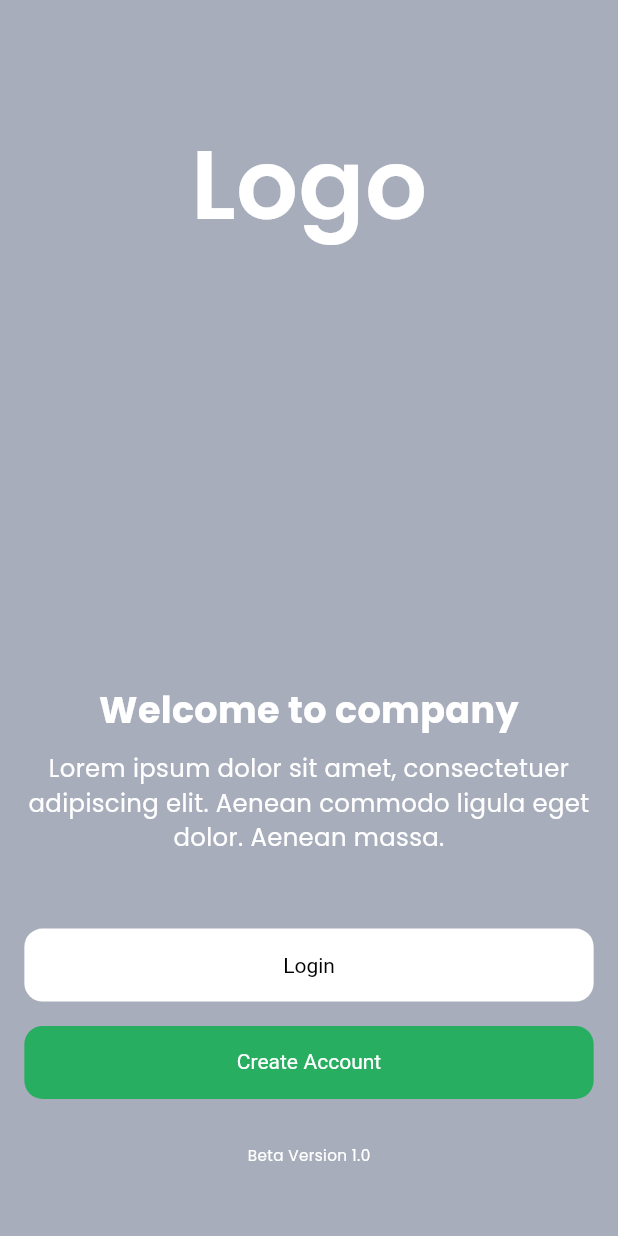
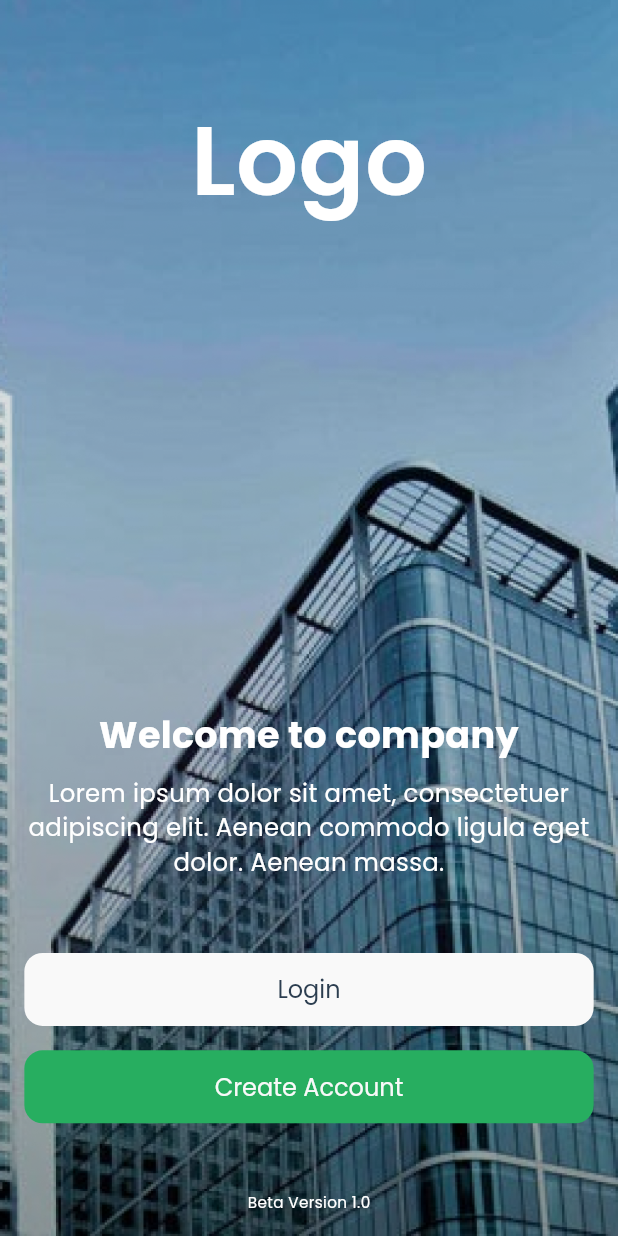
Before and after one commit to Eleaus-Hossain-Evan/techanalyticatest, a Flutter app: the screen it shows after launch, on a phone screen of 412 x 824 dp. Run offline on Flutter 3.47's test engine with Material 3 defaults, Android fonts, the phone set to English and light mode, and no system bars; our stand-ins replace bot_toast, flutter_hooks, flutter_riverpod, flutter_screenutil, flutter_svg, go_router and 3 more; missing offline and left inert: flex_seed_scheme; generated files the repository leaves out were written again.

Commit message:
Add VersionText widget to display app version information
- Created a new widget `VersionText` that displays the text "Beta Version 1.0".
- Utilized `ConsumerWidget` from Riverpod for state management.
- Integrated `flutter_screenutil` for responsive design.
- The widget is designed to be centered within a fixed height of 44 logical pixels.

```diff
--- a/lib/core/theme/app_colors.dart
+++ b/lib/core/theme/app_colors.dart
@@ -1,82 +1,41 @@
 import 'package:flutter/material.dart';
 
-/// App Color Palette
-/// Based on Figma Design Analysis from PRD
 class AppColors {
-  // Private constructor to prevent instantiation
   AppColors._();
 
-  // Primary Colors
-  /// Dark blue-gray for headers and primary elements
   static const Color primary = Color(0xFF2E3A59);
-
-  /// Blue for login buttons and active states
   static const Color secondary = Color(0xFF4A90E2);
-
-  // Status Colors
-  /// Green for create account and completed trips
   static const Color success = Color(0xFF27AE60);
-
-  /// Orange for pending/scheduled states
   static const Color warning = Color(0xFFF39C12);
-
-  /// Red for error messages and cancelled trips
   static const Color error = Color(0xFFE74C3C);
 
-  // Background Colors
-  /// White background
-  static const Color backgroundWhite = Color(0xFFFFFFFF);
+  static const Color white = Color(0xFFFFFFFF);
+  static const Color white50 = Color(0xFFF9F9F9);
+  static const Color black = Color(0xFF000000);
 
-  /// Light gray background
+  static const Color primary50 = Color(0xFFFEE8E7);
+
   static const Color backgroundLight = Color(0xFFF8F9FA);
 
-  /// Black background
-  static const Color backgroundBlack = Color(0xFF000000);
-
-  // Text Colors
-  /// Dark text color
   static const Color textDark = Color(0xFF2C3E50);
-
-  /// Gray text color for secondary content
   static const Color textGray = Color(0xFF7F8C8D);
 
-  /// White text color
-  static const Color textWhite = Color(0xFFFFFFFF);
-
-  /// Black text color
-  static const Color textBlack = Color(0xFF000000);
-
-  // Additional UI Colors
-  /// Border color for input fields and cards
   static const Color border = Color(0xFFBFC1C7);
-
-  /// Shadow color for cards and elevated elements
   static const Color shadow = Color(0x1A000000);
-
-  /// Divider color
   static const Color divider = Color(0xFFEEEEEE);
 
-  // Trip Status Colors
-  /// Upcoming trip status
   static const Color tripUpcoming = Color(0xFF4A90E2);
 
-  /// Completed trip status
   static const Color tripCompleted = Color(0xFF27AE60);
 
-  /// Cancelled trip status
   static const Color tripCancelled = Color(0xFFE74C3C);
 
-  /// Scheduled trip status
   static const Color tripScheduled = Color(0xFFF39C12);
 
-  // Gradient Colors
-  /// Primary gradient start
   static const Color gradientStart = Color(0xFF4A90E2);
 
-  /// Primary gradient end
   static const Color gradientEnd = Color(0xFF2E3A59);
 
-  // Material Color Swatches
   static const MaterialColor primarySwatch = MaterialColor(0xFF2E3A59, <int, Color>{
     50: Color(0xFFE6E9ED),
     100: Color(0xFFC0C7D2),
@@ -90,8 +49,6 @@ class AppColors {
     900: Color(0xFF121A2D),
   });
 
-  // Helper Methods
-  /// Get color by trip status
   static Color getColorByTripStatus(String status) {
     switch (status.toLowerCase()) {
       case 'upcoming':
@@ -108,13 +65,11 @@ class AppColors {
     }
   }
 
-  /// Get contrasting text color for background
   static Color getContrastingTextColor(Color backgroundColor) {
     final luminance = backgroundColor.computeLuminance();
-    return luminance > 0.5 ? textDark : textWhite;
+    return luminance > 0.5 ? textDark : white;
   }
 
-  /// Create a linear gradient with primary colors
   static LinearGradient get primaryGradient =>
       const LinearGradient(begin: Alignment.topLeft, end: Alignment.bottomRight, colors: [gradientStart, gradientEnd]);
 }
--- a/lib/core/theme/app_theme.dart
+++ b/lib/core/theme/app_theme.dart
@@ -39,7 +39,7 @@ class AppTheme {
 
   static BadgeThemeData get _badgeTheme => BadgeThemeData(
     backgroundColor: AppColors.primary.darken(20),
-    textStyle: TextStyle(color: AppColors.textWhite, fontSize: 10.sp, fontWeight: FontWeight.w600),
+    textStyle: TextStyle(color: AppColors.white, fontSize: 10.sp, fontWeight: FontWeight.w600),
   );
 
   static InputDecorationTheme get _inputDecorationTheme => InputDecorationTheme(
@@ -47,8 +47,8 @@ class AppTheme {
     // fillColor: AppColors.white,
     isDense: true,
     contentPadding: EdgeInsets.symmetric(horizontal: 16.w, vertical: 12.h),
-    labelStyle: TextStyle(color: AppColors.textBlack.withOpacity(.38), fontSize: 14.sp, fontWeight: FontWeight.w500),
-    hintStyle: TextStyle(color: AppColors.textBlack.withOpacity(.38), fontSize: 14.sp, fontWeight: FontWeight.w500),
+    labelStyle: TextStyle(color: AppColors.black.withOpacity(.38), fontSize: 14.sp, fontWeight: FontWeight.w500),
+    hintStyle: TextStyle(color: AppColors.black.withOpacity(.38), fontSize: 14.sp, fontWeight: FontWeight.w500),
     floatingLabelStyle: TextStyle(fontWeight: FontWeight.w700),
     border: OutlineInputBorder(
       borderRadius: BorderRadius.circular(8.r),
@@ -72,11 +72,8 @@ class AppTheme {
     ),
   );
 
-  static AppBarTheme get _appBarThemeData => const AppBarTheme(
-    backgroundColor: AppColors.backgroundWhite,
-    elevation: 4,
-    surfaceTintColor: AppColors.backgroundWhite,
-  );
+  static AppBarTheme get _appBarThemeData =>
+      const AppBarTheme(backgroundColor: AppColors.white, elevation: 4, surfaceTintColor: AppColors.white);
 
   static FilledButtonThemeData get _filledButtonTheme => FilledButtonThemeData(
     style: FilledButton.styleFrom(
@@ -84,9 +81,9 @@ class AppTheme {
       maximumSize: Size.fromHeight(48.h),
       fixedSize: Size.fromHeight(48.h),
       minimumSize: Size.fromHeight(48.h),
-      foregroundColor: AppColors.textWhite,
+      foregroundColor: AppColors.white,
       shape: RoundedRectangleBorder(borderRadius: kButtonBorderRadius),
-      textStyle: TextStyle(fontWeight: FontWeight.normal),
+      textStyle: TextStyle(fontWeight: FontWeight.normal, fontSize: 16, fontFamily: GoogleFonts.poppins().fontFamily),
     ),
   );
   static ButtonThemeData get _buttonThemeData => ButtonThemeData(
@@ -133,7 +130,7 @@ class AppTheme {
   );
 
   static BottomSheetThemeData get _bottomSheetThemeData => BottomSheetThemeData(
-    backgroundColor: AppColors.textWhite,
+    backgroundColor: AppColors.white,
     shape: RoundedRectangleBorder(borderRadius: BorderRadius.circular(16.r)),
     showDragHandle: true,
   );
--- a/lib/core/utils/assets/images.dart
+++ b/lib/core/utils/assets/images.dart
@@ -2,4 +2,6 @@ part of 'resources.dart';
 
 class Images {
   Images._();
+
+  static const String onboardingBg = 'assets/images/onboarding-bg.png';
 }
--- a/lib/core/utils/extensions/text_style_extension.dart
+++ b/lib/core/utils/extensions/text_style_extension.dart
@@ -40,8 +40,8 @@ extension TextStyleHelpers on TextStyle {
   TextStyle font(double value) => copyWith(fontSize: value);
   TextStyle colorSet(Color value) => copyWith(color: value);
   TextStyle colorPrimary() => copyWith(color: AppColors.primary);
-  TextStyle colorBlack() => copyWith(color: AppColors.textBlack);
-  TextStyle colorWhite() => copyWith(color: AppColors.textWhite);
+  TextStyle colorBlack() => copyWith(color: AppColors.black);
+  TextStyle colorWhite() => copyWith(color: AppColors.white);
   TextStyle colorGray() => copyWith(color: AppColors.textGray);
   TextStyle colorDark() => copyWith(color: AppColors.textDark);
 }
--- a/lib/core/widgets/app_text.dart
+++ b/lib/core/widgets/app_text.dart
@@ -103,7 +103,7 @@ class AppText extends StatelessWidget {
          style: style ?? style,
          fontSize: fontSize ?? fontSize,
          fontWeight: fontWeight ?? fontWeight,
-         color: AppColors.textWhite,
+         color: AppColors.white,
          height: height ?? height,
          maxLines: maxLines ?? maxLines,
          textAlign: textAlign ?? textAlign,
--- a/lib/core/widgets/custom_button.dart
+++ b/lib/core/widgets/custom_button.dart
@@ -389,7 +389,7 @@ class CustomButton extends StatelessWidget {
           background: AppColors.primary,
           foreground: type == AppButtonType.outlined || type == AppButtonType.text
               ? AppColors.primary
-              : AppColors.textWhite,
+              : AppColors.white,
         );
 
       case AppButtonVariant.secondary:
@@ -397,15 +397,13 @@ class CustomButton extends StatelessWidget {
           background: AppColors.textGray,
           foreground: type == AppButtonType.outlined || type == AppButtonType.text
               ? AppColors.textGray
-              : AppColors.textWhite,
+              : AppColors.white,
         );
 
       case AppButtonVariant.destructive:
         return (
           background: AppColors.error,
-          foreground: type == AppButtonType.outlined || type == AppButtonType.text
-              ? AppColors.error
-              : AppColors.textWhite,
+          foreground: type == AppButtonType.outlined || type == AppButtonType.text ? AppColors.error : AppColors.white,
         );
 
       case AppButtonVariant.success:
@@ -413,7 +411,7 @@ class CustomButton extends StatelessWidget {
           background: AppColors.primary,
           foreground: type == AppButtonType.outlined || type == AppButtonType.text
               ? AppColors.primary
-              : AppColors.textWhite,
+              : AppColors.white,
         );
     }
   }
@@ -421,13 +419,13 @@ class CustomButton extends StatelessWidget {
   Color _getLoadingColor() {
     switch (variant) {
       case AppButtonVariant.primary:
-        return type == AppButtonType.outlined || type == AppButtonType.text ? AppColors.primary : AppColors.textWhite;
+        return type == AppButtonType.outlined || type == AppButtonType.text ? AppColors.primary : AppColors.white;
       case AppButtonVariant.secondary:
-        return type == AppButtonType.outlined || type == AppButtonType.text ? AppColors.textGray : AppColors.textWhite;
+        return type == AppButtonType.outlined || type == AppButtonType.text ? AppColors.textGray : AppColors.white;
       case AppButtonVariant.destructive:
-        return type == AppButtonType.outlined || type == AppButtonType.text ? AppColors.error : AppColors.textWhite;
+        return type == AppButtonType.outlined || type == AppButtonType.text ? AppColors.error : AppColors.white;
       case AppButtonVariant.success:
-        return type == AppButtonType.outlined || type == AppButtonType.text ? AppColors.primary : AppColors.textWhite;
+        return type == AppButtonType.outlined || type == AppButtonType.text ? AppColors.primary : AppColors.white;
     }
   }
 
--- /dev/null
+++ b/lib/core/widgets/version_text.dart
@@ -0,0 +1,18 @@
+import 'package:flutter/material.dart';
+import 'package:flutter_screenutil/flutter_screenutil.dart';
+import 'package:hooks_riverpod/hooks_riverpod.dart';
+import '../core.dart';
+
+class VersionText extends ConsumerWidget {
+  const VersionText({super.key});
+
+  @override
+  Widget build(BuildContext context, WidgetRef ref) {
+    return SizedBox(
+      height: 44.h,
+      child: Center(
+        child: AppText.white('Beta Version 1.0', fontSize: 10.sp, fontWeight: FontWeight.normal),
+      ),
+    );
+  }
+}
--- a/lib/core/widgets/widgets.dart
+++ b/lib/core/widgets/widgets.dart
@@ -2,3 +2,4 @@ export 'app_text.dart';
 export 'custom_button.dart';
 export 'custom_circular_button.dart';
 export 'k_inkwell.dart';
+export 'version_text.dart';
--- a/lib/features/onboarding/onboarding.dart
+++ b/lib/features/onboarding/onboarding.dart
@@ -13,9 +13,9 @@ class OnboardingScreen extends HookConsumerWidget {
       body: Stack(
         fit: StackFit.expand,
         children: [
-          ColoredBox(color: AppColors.primary.withOpacity(.4)),
+          Image.asset(Images.onboardingBg, fit: BoxFit.fill),
           Padding(
-            padding: EdgeInsets.all(16.sp),
+            padding: EdgeInsets.symmetric(horizontal: 16.sp),
             child: Column(
               children: [
                 60.verticalSpace,
@@ -41,8 +41,8 @@ class OnboardingScreen extends HookConsumerWidget {
                     debugPrint('Navigate to Login');
                   },
                   text: 'Login',
-                  backgroundColor: AppColors.backgroundWhite,
-                  foregroundColor: AppColors.textBlack,
+                  backgroundColor: AppColors.white50,
+                  foregroundColor: AppColors.textDark,
                 ),
                 16.verticalSpace,
                 CustomButton(
@@ -52,7 +52,7 @@ class OnboardingScreen extends HookConsumerWidget {
                   },
                   text: 'Create Account',
                   backgroundColor: AppColors.success,
-                  foregroundColor: AppColors.textWhite,
+                  foregroundColor: AppColors.white50,
                 ),
                 30.verticalSpace,
                 VersionText(),
@@ -64,15 +64,3 @@ class OnboardingScreen extends HookConsumerWidget {
     );
   }
 }
-
-class VersionText extends ConsumerWidget {
-  const VersionText({super.key});
-
-  @override
-  Widget build(BuildContext context, WidgetRef ref) {
-    return SizedBox(
-      height: 44.h,
-      child: AppText.white('Beta Version 1.0', fontSize: 10.sp, fontWeight: FontWeight.normal),
-    );
-  }
-}
--- a/lib/features/splash/splash_screen.dart
+++ b/lib/features/splash/splash_screen.dart
@@ -38,7 +38,7 @@ class SplashScreen extends HookConsumerWidget {
     }, []);
 
     return Scaffold(
-      backgroundColor: AppColors.backgroundBlack,
+      backgroundColor: AppColors.black,
       body: Center(
         child: AnimatedBuilder(
           animation: animationController,
```
Also changed, not shown: lib/core/route/custom_transitions.dart (+1 -40 lines), assets/images/onboarding-bg.png (added), 1 other file.
